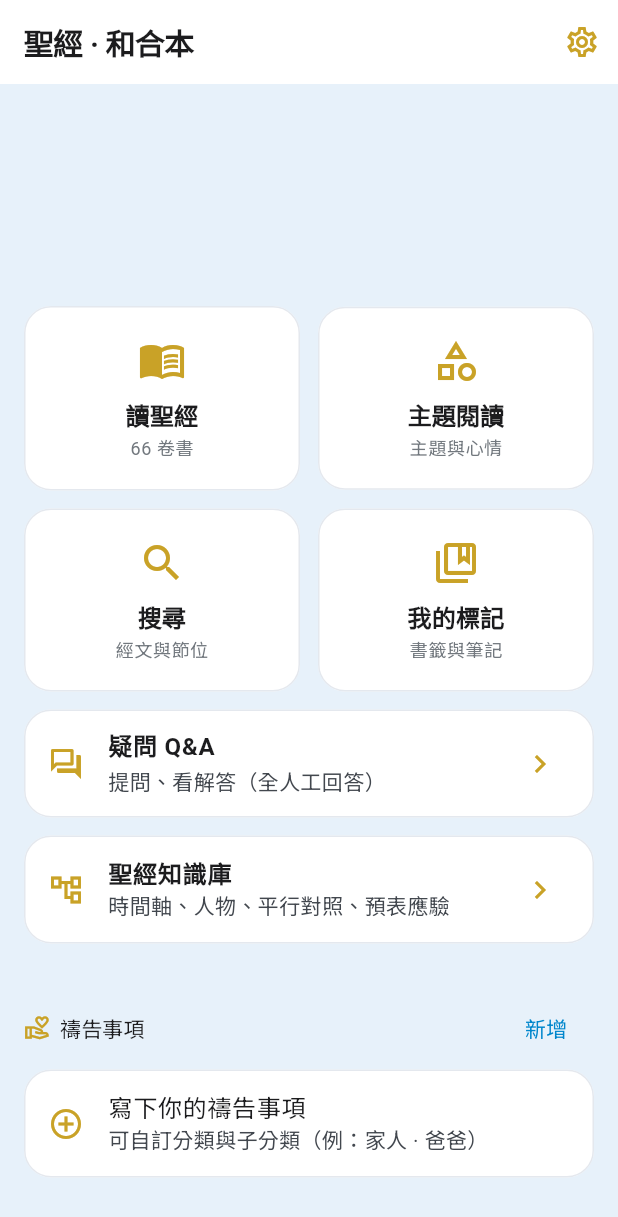
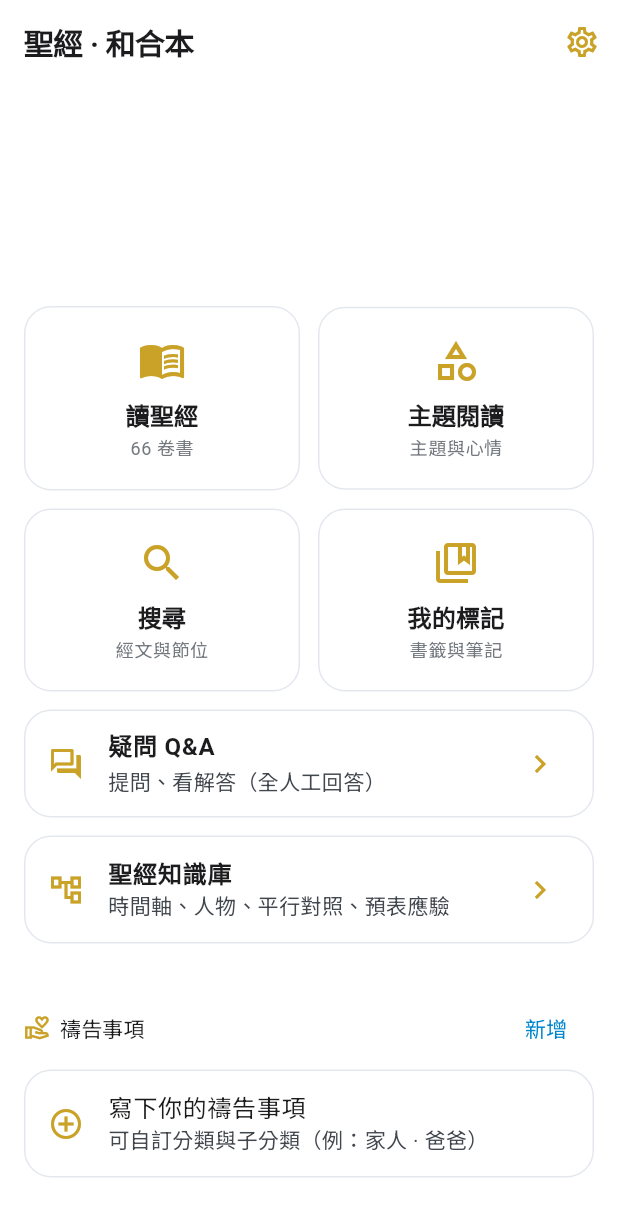
Before and after one commit to zhen-space/bible_app, a Flutter app: the screen it shows after launch, on a phone screen of 412 x 824 dp. Shown: the top 1217 px of the screen. Run offline on Flutter 3.47's test engine with Material 3 defaults, Android fonts, the phone set to English and light mode, and no system bars; our stand-ins replace cloud_firestore, firebase_auth, firebase_core, flutter_riverpod, flutter_tts, google_sign_in and 6 more; missing offline and left inert: dart:js_interop, google_sign_in_web; accounts and stored records are empty.

Commit message:
背景改回全白（依使用者要求）
scaffold 與 BottomAppBar 都設回白色；移除未用的 _skyBg。
選卷選章功能保留不動。

analyze 乾淨、讀經＋後台兩個 build 成功。

Co-Authored-By: Claude <noreply@anthropic.com>
Claude-Session: https://claude.ai/code/session_01SkXxR652YX1KA9j7FuMJXU

```diff
--- a/lib/theme/app_theme.dart
+++ b/lib/theme/app_theme.dart
@@ -16,7 +16,6 @@ class AppTheme {
   static const _ink = Color(0xFF1C1C1E); // 黑字
   static const _cardBorder = Color(0xFFE4E8EE); // 白卡片在白底上的細邊
   static const _blueContainer = Color(0xFFE4F0F8); // 淺藍容器（章節格等）
-  static const _skyBg = Color(0xFFE7F1FA); // 天空藍底（白卡片浮在其上）
   static const _navy = Color(0xFF071726); // 深藍底
   static const _navyCard = Color(0xFF0E2438); // 深藍卡片
   static const _navyContainer = Color(0xFF16324B); // 深藍容器
@@ -64,7 +63,7 @@ class AppTheme {
     ),
     useMaterial3: true,
     fontFamily: _fontFamily,
-    scaffoldBackgroundColor: _skyBg, // 天空藍底（不是灰、不是白）
+    scaffoldBackgroundColor: Colors.white, // 整個白底
     iconTheme: const IconThemeData(color: _gold),
     cardTheme: CardThemeData(
       elevation: 0,
@@ -89,7 +88,7 @@ class AppTheme {
     listTileTheme: const ListTileThemeData(iconColor: _gold),
     dividerTheme: const DividerThemeData(color: _cardBorder, thickness: 1),
     bottomAppBarTheme: const BottomAppBarTheme(
-        color: _skyBg, elevation: 0, surfaceTintColor: Colors.transparent),
+        color: Colors.white, elevation: 0, surfaceTintColor: Colors.transparent),
   );
 
   static final ThemeData dark = ThemeData(
```
